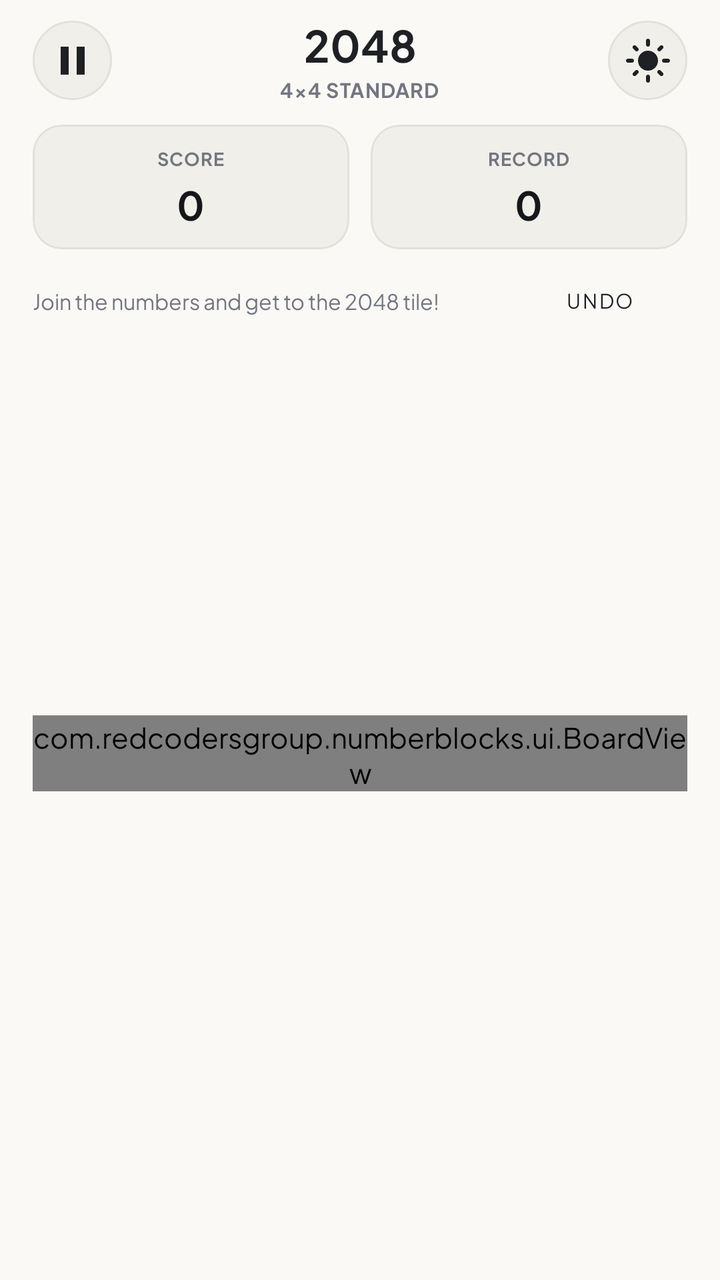
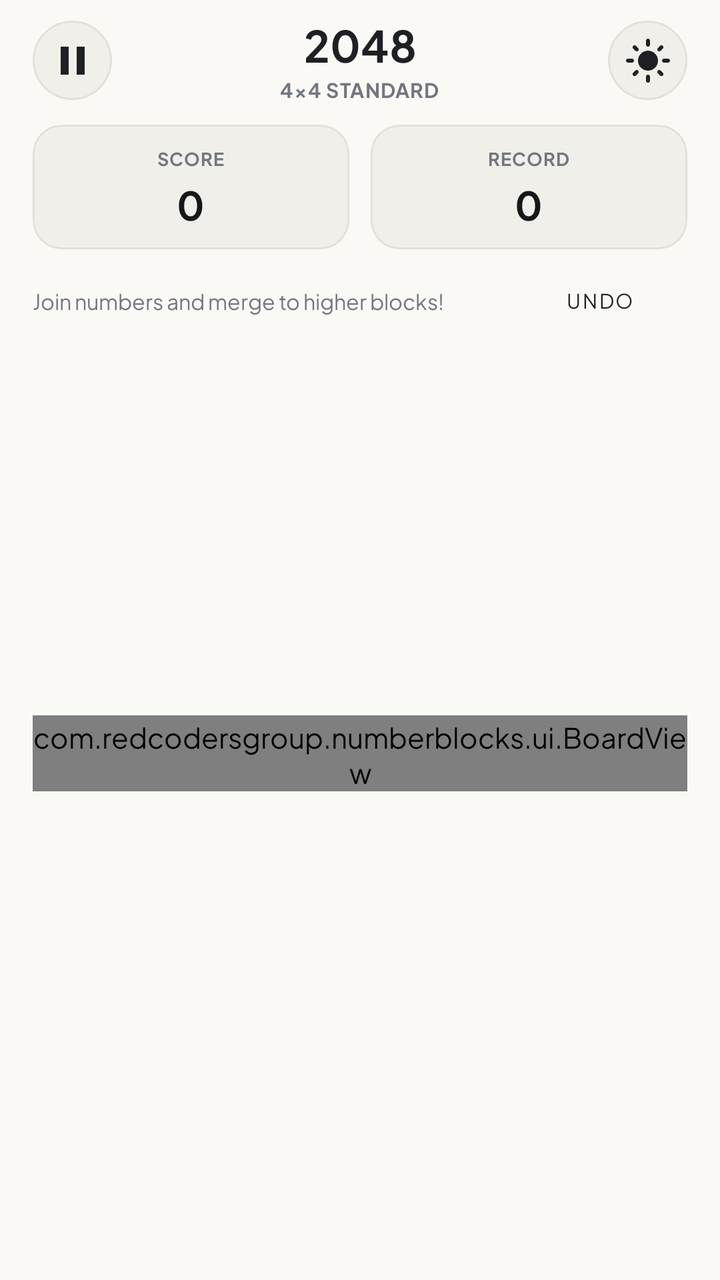

Compare the two renders of this Android layout. The source of the first and the diff that turns it into the second are given below.
<!-- AndroidManifest.xml: application theme Theme.NumberBlocks -->
<!-- res/layout/activity_main.xml -->
<?xml version="1.0" encoding="utf-8"?>
<LinearLayout xmlns:android="http://schemas.android.com/apk/res/android"
    xmlns:app="http://schemas.android.com/apk/res-auto"
    android:id="@+id/root_layout"
    android:layout_width="match_parent"
    android:layout_height="match_parent"
    android:orientation="vertical"
    android:background="#FAF9F6"
    android:paddingStart="@dimen/dp_18"
    android:paddingEnd="@dimen/dp_18"
    android:paddingTop="@dimen/dp_10"
    android:paddingBottom="@dimen/dp_8">

    
    <RelativeLayout
        android:layout_width="match_parent"
        android:layout_height="wrap_content">

        
        <ImageButton
            android:id="@+id/btn_pause"
            android:layout_width="@dimen/dp_44"
            android:layout_height="@dimen/dp_44"
            android:layout_alignParentStart="true"
            android:layout_centerVertical="true"
            android:background="@drawable/btn_circle_surface"
            android:contentDescription="@string/cd_pause_menu"
            android:padding="@dimen/dp_12"
            android:src="@drawable/ic_pause"
            app:tint="#1E2024" />

        
        <LinearLayout
            android:layout_width="wrap_content"
            android:layout_height="wrap_content"
            android:layout_centerInParent="true"
            android:gravity="center_horizontal"
            android:orientation="vertical">

            <TextView
                android:id="@+id/tv_title"
                android:layout_width="wrap_content"
                android:layout_height="wrap_content"
                android:gravity="center"
                android:includeFontPadding="false"
                android:maxLines="1"
                android:singleLine="true"
                android:text="@string/title_2048"
                android:textColor="#1E2024"
                android:textSize="@dimen/sp_24"
                android:textStyle="bold" />

            <TextView
                android:id="@+id/tv_mode_badge"
                android:layout_width="wrap_content"
                android:layout_height="wrap_content"
                android:letterSpacing="0.04"
                android:text="4×4 STANDARD"
                android:textColor="#737680"
                android:textSize="@dimen/sp_11"
                android:textStyle="bold" />
        </LinearLayout>

        
        <ImageButton
            android:id="@+id/btn_theme_toggle"
            android:layout_width="@dimen/dp_44"
            android:layout_height="@dimen/dp_44"
            android:layout_alignParentEnd="true"
            android:layout_centerVertical="true"
            android:background="@drawable/btn_circle_surface"
            android:contentDescription="@string/cd_theme_toggle"
            android:padding="@dimen/dp_11"
            android:src="@drawable/ic_sun"
            app:tint="#1E2024" />
    </RelativeLayout>

    
    <LinearLayout
        android:layout_width="match_parent"
        android:layout_height="wrap_content"
        android:orientation="horizontal"
        android:layout_marginTop="@dimen/dp_12">

        
        <com.google.android.material.card.MaterialCardView
            android:id="@+id/card_score"
            android:layout_width="0dp"
            android:layout_height="wrap_content"
            android:layout_weight="1"
            android:layout_marginEnd="@dimen/dp_6"
            app:cardBackgroundColor="#F0EFEA"
            app:cardCornerRadius="@dimen/dp_16"
            app:cardElevation="0dp"
            app:strokeColor="#E3E1D8"
            app:strokeWidth="@dimen/dp_1">

            <LinearLayout
                android:layout_width="match_parent"
                android:layout_height="wrap_content"
                android:orientation="vertical"
                android:gravity="center"
                android:padding="@dimen/dp_10">

                <TextView
                    android:id="@+id/tv_score_label"
                    android:layout_width="wrap_content"
                    android:layout_height="wrap_content"
                    android:text="@string/score"
                    android:textColor="#737680"
                    android:textSize="@dimen/sp_10"
                    android:textStyle="bold"
                    android:letterSpacing="0.04" />

                <TextView
                    android:id="@+id/tv_score"
                    android:layout_width="wrap_content"
                    android:layout_height="wrap_content"
                    android:text="0"
                    android:textColor="#161719"
                    android:textSize="@dimen/sp_22"
                    android:textStyle="bold" />
            </LinearLayout>
        </com.google.android.material.card.MaterialCardView>

        
        <com.google.android.material.card.MaterialCardView
            android:id="@+id/card_best"
            android:layout_width="0dp"
            android:layout_height="wrap_content"
            android:layout_weight="1"
            android:layout_marginStart="@dimen/dp_6"
            app:cardBackgroundColor="#F0EFEA"
            app:cardCornerRadius="@dimen/dp_16"
            app:cardElevation="0dp"
            app:strokeColor="#E3E1D8"
            app:strokeWidth="@dimen/dp_1">

            <LinearLayout
                android:layout_width="match_parent"
                android:layout_height="wrap_content"
                android:orientation="vertical"
                android:gravity="center"
                android:padding="@dimen/dp_10">

                <TextView
                    android:id="@+id/tv_best_label"
                    android:layout_width="wrap_content"
                    android:layout_height="wrap_content"
                    android:text="@string/best"
                    android:textColor="#737680"
                    android:textSize="@dimen/sp_10"
                    android:textStyle="bold"
                    android:letterSpacing="0.04" />

                <TextView
                    android:id="@+id/tv_best"
                    android:layout_width="wrap_content"
                    android:layout_height="wrap_content"
                    android:text="0"
                    android:textColor="#161719"
                    android:textSize="@dimen/sp_22"
                    android:textStyle="bold" />
            </LinearLayout>
        </com.google.android.material.card.MaterialCardView>
    </LinearLayout>

    
    <LinearLayout
        android:layout_width="match_parent"
        android:layout_height="wrap_content"
        android:orientation="horizontal"
        android:gravity="center_vertical"
        android:layout_marginTop="@dimen/dp_10">

        <TextView
            android:id="@+id/tv_combo"
            android:layout_width="0dp"
            android:layout_height="wrap_content"
            android:layout_weight="1"
            android:text="Join the numbers and get to the 2048 tile!"
            android:textColor="#737680"
            android:textSize="@dimen/sp_12" />

        <Button
            android:id="@+id/btn_undo"
            style="@style/Widget.MaterialComponents.Button.OutlinedButton"
            android:layout_width="wrap_content"
            android:layout_height="@dimen/dp_36"
            android:text="@string/undo"
            android:textColor="#1E2024"
            android:textSize="@dimen/sp_11"
            android:paddingStart="@dimen/dp_12"
            android:paddingEnd="@dimen/dp_12"
            app:strokeColor="#D9D7CE"
            app:cornerRadius="@dimen/dp_10" />
    </LinearLayout>

    
    <FrameLayout
        android:layout_width="match_parent"
        android:layout_height="0dp"
        android:layout_weight="1"
        android:clipChildren="false"
        android:clipToPadding="false"
        android:layout_marginTop="@dimen/dp_8"
        android:layout_marginBottom="@dimen/dp_8">

        <com.redcodersgroup.numberblocks.ui.BoardView
            android:id="@+id/board_view"
            android:layout_width="match_parent"
            android:layout_height="wrap_content"
            android:layout_gravity="center" />

        
        <com.google.android.material.card.MaterialCardView
            android:id="@+id/card_milestone_celebration"
            android:layout_width="wrap_content"
            android:layout_height="wrap_content"
            android:layout_gravity="center"
            android:visibility="gone"
            app:cardBackgroundColor="#1E2024"
            app:cardCornerRadius="@dimen/dp_26"
            app:cardElevation="@dimen/dp_12"
            app:cardUseCompatPadding="true"
            app:strokeColor="#FFD54F"
            app:strokeWidth="@dimen/dp_2">

            <LinearLayout
                android:layout_width="wrap_content"
                android:layout_height="wrap_content"
                android:gravity="center_vertical"
                android:orientation="horizontal"
                android:paddingStart="@dimen/dp_18"
                android:paddingEnd="@dimen/dp_20"
                android:paddingTop="@dimen/dp_10"
                android:paddingBottom="@dimen/dp_10">

                <TextView
                    android:id="@+id/tv_celebration_tile"
                    android:layout_width="@dimen/dp_44"
                    android:layout_height="@dimen/dp_44"
                    android:background="@drawable/circle_badge"
                    android:backgroundTint="#EDC22E"
                    android:gravity="center"
                    android:text="@string/title_2048"
                    android:textColor="#FFFFFF"
                    android:textSize="@dimen/sp_13"
                    android:textStyle="bold" />

                <LinearLayout
                    android:layout_width="wrap_content"
                    android:layout_height="wrap_content"
                    android:layout_marginStart="@dimen/dp_14"
                    android:orientation="vertical">

                    <TextView
                        android:layout_width="wrap_content"
                        android:layout_height="wrap_content"
                        android:letterSpacing="0.08"
                        android:text="✦ MILESTONE REACHED ✦"
                        android:textColor="#FFD54F"
                        android:textSize="@dimen/sp_10"
                        android:textStyle="bold" />

                    <TextView
                        android:id="@+id/tv_celebration_title"
                        android:layout_width="wrap_content"
                        android:layout_height="wrap_content"
                        android:text="Tile 2048 Unlocked!"
                        android:textColor="#FFFFFF"
                        android:textSize="@dimen/sp_15"
                        android:textStyle="bold" />
                </LinearLayout>
            </LinearLayout>
        </com.google.android.material.card.MaterialCardView>
    </FrameLayout>

    
    <FrameLayout
        android:id="@+id/banner_container"
        android:layout_width="match_parent"
        android:layout_height="@dimen/dp_50"
        android:layout_gravity="bottom|center_horizontal" />
</LinearLayout>
<!-- resources referenced by this layout -->
<resources>
  <dimen name="dp_1">1.00dp</dimen>
  <dimen name="dp_10">10.00dp</dimen>
  <dimen name="dp_11">11.00dp</dimen>
  <dimen name="dp_12">12.00dp</dimen>
  <dimen name="dp_14">14.00dp</dimen>
  <dimen name="dp_16">16.00dp</dimen>
  <dimen name="dp_18">18.00dp</dimen>
  <dimen name="dp_2">2.00dp</dimen>
  <dimen name="dp_20">20.00dp</dimen>
  <dimen name="dp_26">26.00dp</dimen>
  <dimen name="dp_36">36.00dp</dimen>
  <dimen name="dp_44">44.00dp</dimen>
  <dimen name="dp_50">50.00dp</dimen>
  <dimen name="dp_6">6.00dp</dimen>
  <dimen name="dp_8">8.00dp</dimen>
  <dimen name="sp_10">10.00sp</dimen>
  <dimen name="sp_11">11.00sp</dimen>
  <dimen name="sp_12">12.00sp</dimen>
  <dimen name="sp_13">13.00sp</dimen>
  <dimen name="sp_15">15.00sp</dimen>
  <dimen name="sp_22">22.00sp</dimen>
  <dimen name="sp_24">24.00sp</dimen>
  <!-- drawable btn_circle_surface (drawable) -->
  <?xml version="1.0" encoding="utf-8"?>
  <ripple xmlns:android="http://schemas.android.com/apk/res/android"
      android:color="#20000000">
      <item>
          <shape android:shape="oval">
              <solid android:color="#F0EFEA" />
              <stroke android:width="@dimen/dp_1" android:color="#E3E1D8" />
          </shape>
      </item>
  </ripple>
  <!-- drawable circle_badge (drawable) -->
  <?xml version="1.0" encoding="utf-8"?>
  <shape xmlns:android="http://schemas.android.com/apk/res/android"
      android:shape="oval">
      <solid android:color="#FFFFFF" />
  </shape>
  <!-- drawable ic_pause (drawable) -->
  <vector xmlns:android="http://schemas.android.com/apk/res/android"
      android:width="24dp"
      android:height="24dp"
      android:viewportWidth="24"
      android:viewportHeight="24">
      <path
          android:fillColor="#FF000000"
          android:pathData="M6,19h4V5H6v14zm8,-14v14h4V5h-4z"/>
  </vector>
  <string name="best">RECORD</string>
  <string name="cd_pause_menu">Pause Menu</string>
  <string name="cd_theme_toggle">Toggle Theme</string>
  <string name="score">SCORE</string>
  <string name="title_2048">2048</string>
  <string name="undo">UNDO</string>
  <style name="Theme.NumberBlocks" parent="Theme.MaterialComponents.DayNight.NoActionBar">
          <item name="colorPrimary">@color/primary</item>
          <item name="colorPrimaryVariant">@color/primary_variant</item>
          <item name="colorSecondary">@color/secondary</item>
          <item name="android:statusBarColor">@color/background</item>
          <item name="android:navigationBarColor">@color/background</item>
          <item name="android:windowBackground">@color/background</item>
          <item name="android:windowLightStatusBar">true</item>
          <item name="fontFamily">@font/game_font</item>
          <item name="android:fontFamily">@font/game_font</item>
      </style>
  <color name="primary">#1E2024</color>
  <color name="primary_variant">#161719</color>
  <color name="secondary">#5A5D66</color>
  <color name="background">#FAF9F6</color>
</resources>

<!-- the commit's change to res/layout/activity_main.xml (unified diff, before → after) -->
@@ -178,7 +178,7 @@
             android:layout_width="0dp"
             android:layout_height="wrap_content"
             android:layout_weight="1"
-            android:text="Join the numbers and get to the 2048 tile!"
+            android:text="@string/default_instruction"
             android:textColor="#737680"
             android:textSize="@dimen/sp_12" />
 
<!-- resource entries referenced after the edit -->
@@ -52,6 +52,7 @@
   <string name="best">RECORD</string>
   <string name="cd_pause_menu">Pause Menu</string>
   <string name="cd_theme_toggle">Toggle Theme</string>
+  <string name="default_instruction">Join numbers and merge to higher blocks!</string>
   <string name="score">SCORE</string>
   <string name="title_2048">2048</string>
   <string name="undo">UNDO</string>
